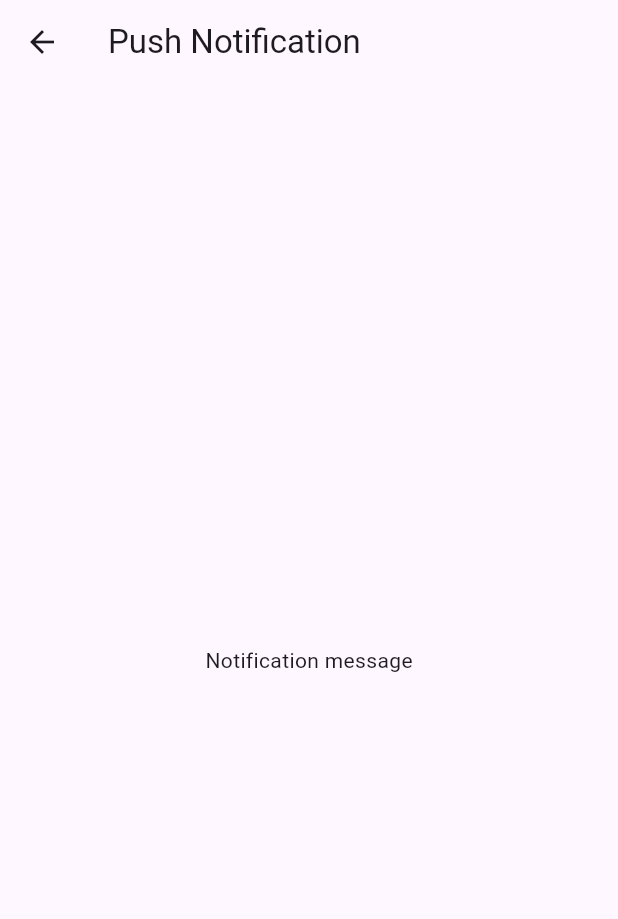
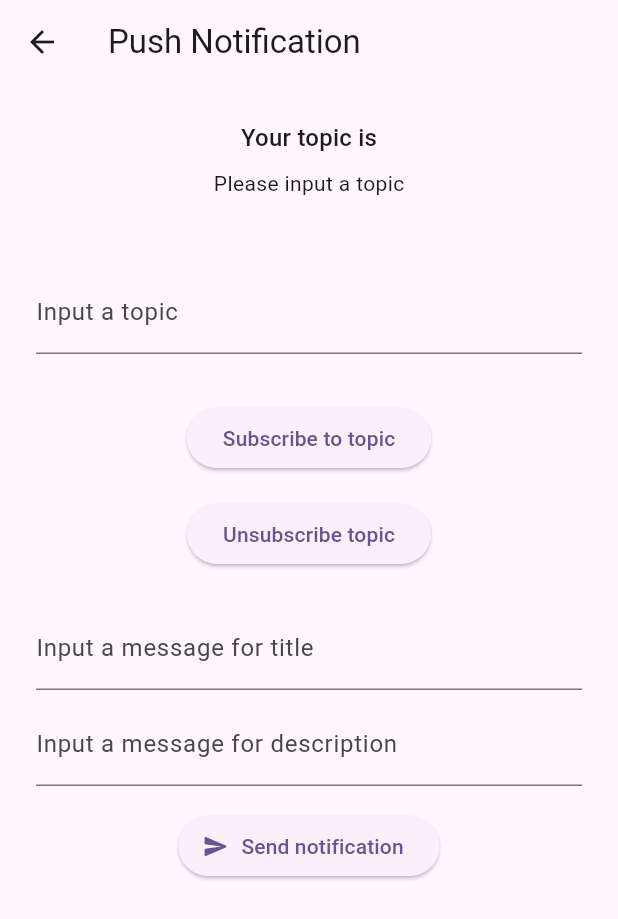
Before and after one commit to ramdhanjr11/Sample-Code-ISID, a Flutter app: the PushNotificationPage screen opened directly, on a phone screen of 412 x 824 dp. Shown: the top 919 px of the screen. Run offline on Flutter 3.47's test engine with Material 2 defaults, Android fonts, the phone set to English and light mode, and no system bars; our stand-ins replace file_picker, firebase_core, firebase_messaging, flutter_local_notifications; accounts and stored records are empty.

Commit message:
feature: add send fcm by topic (mobile), send by token (web)

```diff
--- a/lib/push_notification/push_notification_page.dart
+++ b/lib/push_notification/push_notification_page.dart
@@ -15,15 +15,20 @@ class PushNotificationPage extends StatefulWidget {
 }
 
 class _PushNotificationPageState extends State<PushNotificationPage> {
+  late final TextEditingController _topicController;
+  late final TextEditingController _titleController;
+  late final TextEditingController _subtitleController;
   String? _token;
+  String? _topic;
+  String webCertificateKey =
+      'BKbBhLw9IXM05VyLmzB2PKWMDCPet5avjsM2TLGCQAtinAeccexDCHP4WRThv0rQ-Y3zpvgvbk6x7sQ0Hr36o9U';
+  String serverKey =
+      'key=AAAAffp5RcE:APA91bFXxldXTIPpRpsgU4vSOGnw1S6d19OiSDmnx-d4wty_VanQxqCpF1eW-nTkBxVQNhTTiHhMsR6svY8H6S2TYe-Uh8gZnz5eagpw5IolaQxfuMvjy6ntiV2C5XqfN3qFJFy9GWLG';
 
   @override
   void initState() {
     super.initState();
     WidgetsBinding.instance.addPostFrameCallback((timeStamp) async {
-      String webCertificateKey =
-          'BKbBhLw9IXM05VyLmzB2PKWMDCPet5avjsM2TLGCQAtinAeccexDCHP4WRThv0rQ-Y3zpvgvbk6x7sQ0Hr36o9U';
-
       if (kIsWeb) {
         _token = await FirebaseMessaging.instance.getToken(
           vapidKey: webCertificateKey,
@@ -35,16 +40,19 @@ class _PushNotificationPageState extends State<PushNotificationPage> {
       log(_token!);
     });
 
-    if (!kIsWeb) {
     // Handling forground messages
     FirebaseMessaging.onMessage.listen(showFlutterNotification);
 
+    // Handling when user
     FirebaseMessaging.onMessageOpenedApp.listen((message) {
       log("This message is opened : ${message.notification}");
     });
-    }
 
     checkNotificationPermission();
+
+    _topicController = TextEditingController();
+    _titleController = TextEditingController();
+    _subtitleController = TextEditingController();
   }
 
   @override
@@ -53,46 +61,222 @@ class _PushNotificationPageState extends State<PushNotificationPage> {
       appBar: AppBar(
         title: const Text('Push Notification'),
       ),
-      body: const Center(
-        child: Text('Notification message'),
+      body: kIsWeb == false
+          ? _buildMobileContent(context)
+          : _buildWebContent(context),
+    );
+  }
+
+  SingleChildScrollView _buildMobileContent(BuildContext context) {
+    return SingleChildScrollView(
+      child: Column(
+        mainAxisAlignment: MainAxisAlignment.center,
+        crossAxisAlignment: CrossAxisAlignment.center,
+        children: [
+          Padding(
+            padding: const EdgeInsets.all(24),
+            child: Column(
+              children: [
+                Text(
+                  'Your topic is',
+                  style: Theme.of(context).textTheme.titleMedium,
+                ),
+                const SizedBox(height: 8),
+                Text(_topic == null ? 'Please input a topic' : _topic!),
+              ],
+            ),
+          ),
+          Padding(
+            padding: const EdgeInsets.all(24),
+            child: TextFormField(
+              controller: _topicController,
+              decoration: const InputDecoration(
+                labelText: 'Input a topic',
+              ),
+            ),
+          ),
+          Padding(
+            padding: const EdgeInsets.all(8),
+            child: ElevatedButton(
+              onPressed: () async {
+                if (_topicController.value.text.isEmpty) return;
+
+                _topic = _topicController.value.text;
+                await FirebaseMessaging.instance.subscribeToTopic(_topic!);
+
+                setState(() {
+                  ScaffoldMessenger.of(context).showSnackBar(SnackBar(
+                    content: Text('You have subscribed the $_topic topic'),
+                  ));
+                });
+              },
+              child: const Text('Subscribe to topic'),
+            ),
+          ),
+          Padding(
+            padding: const EdgeInsets.all(8),
+            child: ElevatedButton(
+              onPressed: () async {
+                if (_topicController.value.text.isEmpty) return;
+
+                _topic = _topicController.value.text;
+                await FirebaseMessaging.instance.unsubscribeFromTopic(_topic!);
+
+                setState(() {
+                  ScaffoldMessenger.of(context).showSnackBar(SnackBar(
+                    content: Text('You have unsubscribed the $_topic topic'),
+                  ));
+                });
+              },
+              child: const Text('Unsubscribe topic'),
+            ),
+          ),
+          const SizedBox(
+            height: 16,
+          ),
+          Padding(
+            padding: const EdgeInsets.symmetric(horizontal: 24),
+            child: TextFormField(
+              controller: _titleController,
+              decoration: const InputDecoration(
+                labelText: 'Input a message for title',
+              ),
+            ),
+          ),
+          Padding(
+            padding: const EdgeInsets.symmetric(horizontal: 24, vertical: 8),
+            child: TextFormField(
+              controller: _subtitleController,
+              decoration: const InputDecoration(
+                labelText: 'Input a message for description',
+              ),
+            ),
+          ),
+          Padding(
+            padding: const EdgeInsets.all(8),
+            child: ElevatedButton.icon(
+              onPressed: () async {
+                final hasMessageSent = await _sendMessageToTopic();
+                if (!mounted) return;
+                if (hasMessageSent) {
+                  ScaffoldMessenger.of(context).showSnackBar(
+                    SnackBar(
+                      content: Text('Notification has been sent to $_topic'),
+                    ),
+                  );
+                  return;
+                }
+                ScaffoldMessenger.of(context).showSnackBar(
+                  const SnackBar(
+                    content: Text('Please fill title and description first!'),
+                  ),
+                );
+              },
+              icon: const Icon(Icons.send_rounded),
+              label: const Text('Send notification'),
+            ),
+          ),
+        ],
+      ),
+    );
+  }
+
+  _buildWebContent(BuildContext context) {
+    return Center(
+      child: ElevatedButton.icon(
+        onPressed: () async {
+          final hasSentMessage = await _sendPushMessage();
+          if (!mounted) return;
+          if (hasSentMessage) {
+            ScaffoldMessenger.of(context).showSnackBar(
+              const SnackBar(
+                content: Text('Notification has been sent'),
+              ),
+            );
+          }
+        },
+        icon: const Icon(Icons.send_rounded),
+        label: const Text('Send notification'),
       ),
     );
   }
 
   String _constructFCMPayload(String? token) {
     return jsonEncode({
-      'to': _token,
-      'message': {
-        'token': _token,
-      },
+      "message": {
+        "token": token,
+        "data": {},
         "notification": {
-        "title": "Push Notification",
-        "body": "Firebase  push notification"
+          "title": "FCM Message",
+          "body": "This is an FCM notification message!",
+        }
       }
     });
   }
 
-  _sendPushMessage() async {
-    String serverKey =
-        "key=AAAAffp5RcE:APA91bFXxldXTIPpRpsgU4vSOGnw1S6d19OiSDmnx-d4wty_VanQxqCpF1eW-nTkBxVQNhTTiHhMsR6svY8H6S2TYe-Uh8gZnz5eagpw5IolaQxfuMvjy6ntiV2C5XqfN3qFJFy9GWLG";
+  Future<bool> _sendPushMessage() async {
+    String url = 'https://fcm.googleapis.com/fcm/send';
+    // String secondUrl = 'https://api.rnfirebase.io/messaging/send';
 
     if (_token == null) {
       print('Unable to send FCM message, no token exists.');
-      return;
+      return false;
     }
 
     try {
       await http.post(
-        Uri.parse('https://api.rnfirebase.io/messaging/send'),
-        headers: <String, String>{
+        Uri.parse(url),
+        body: _constructFCMPayload(_token),
+        headers: {
           'Content-Type': 'application/json; charset=UTF-8',
           'Authorization': serverKey,
         },
-        body: _constructFCMPayload(_token),
       );
       print('FCM request for device sent!');
+      return true;
     } catch (e) {
       print(e);
+      return false;
     }
   }
+
+  Future<bool> _sendMessageToTopic() async {
+    String? title = _titleController.value.text;
+    String? subTitle = _subtitleController.value.text;
+    String url = 'https://fcm.googleapis.com/fcm/send';
+
+    if (title.isEmpty && subTitle.isEmpty) return false;
+
+    final data = {
+      'to': '/topics/$_topic',
+      'notification': {
+        'body': subTitle,
+        'title': title,
       }
+    };
+
+    try {
+      final result = await http.post(
+        Uri.parse(url),
+        body: jsonEncode(data),
+        headers: {
+          'Content-type': 'application/json',
+          'Authorization': serverKey
+        },
+      );
+      print(jsonDecode(result.body));
+      return true;
+    } catch (e) {
+      print(e);
+      return false;
+    }
+  }
+
+  @override
+  void dispose() {
+    super.dispose();
+    _topicController.dispose();
+    _titleController.dispose();
+    _subtitleController.dispose();
+  }
+}
```
Lines whose indentation alone changed are shown as unchanged.
